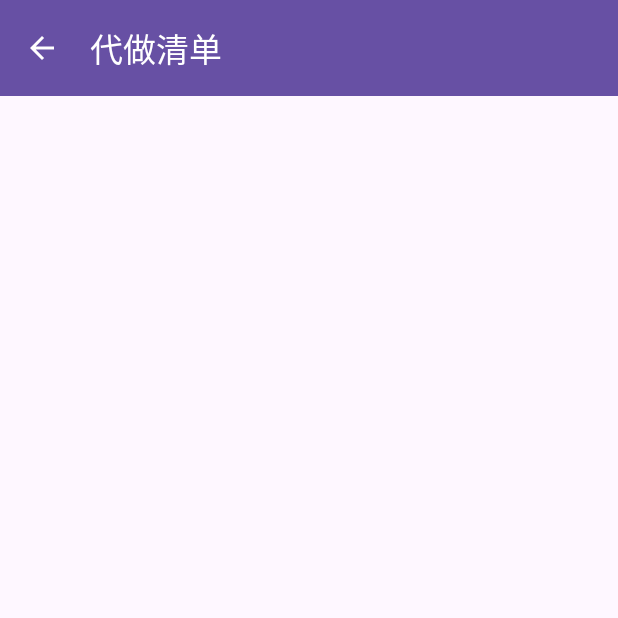
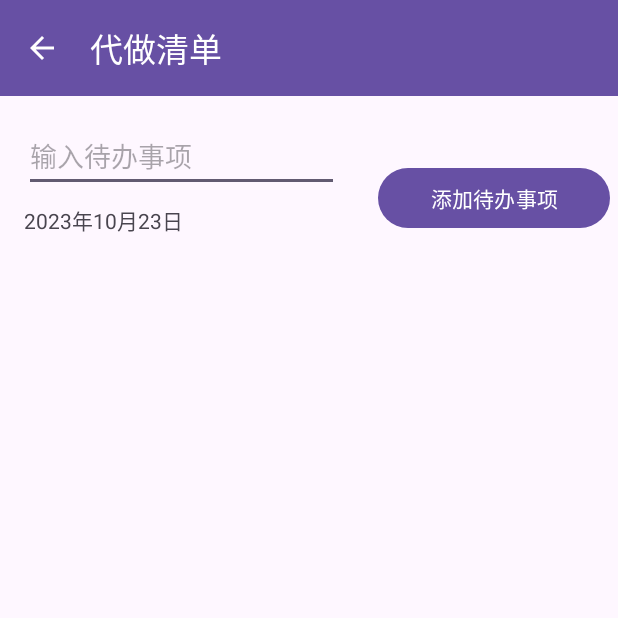
Before and after one commit to junhqin/Android_repo, an Android app: the TodolistActivity screen opened directly, with no data from a screen before it, on a phone screen of 412 x 824 dp, the top half of it. Run offline under Robolectric (Android 15) with nearby library versions, the phone set to English and light mode, and no system bars.

Commit message:
增加了TOdolist，功能待完善

```diff
--- a/app/src/main/java/com/example/findlist/GuessActivity.java
+++ b/app/src/main/java/com/example/findlist/GuessActivity.java
@@ -65,6 +65,12 @@ public class GuessActivity extends AppCompatActivity {
          else if (choice1.equals("石头") && choice2.equals("剪刀")) {
              return "Tom获胜";
          }
+         else if (choice1.equals("布") && choice2.equals("剪刀")) {
+             return "Jerry获胜";
+         }
+         else if (choice1.equals("布") && choice2.equals("石头")) {
+             return "Tom获胜";
+         }
 
 
         // 默认情况下，平局
--- a/app/src/main/java/com/example/findlist/TodolistActivity.java
+++ b/app/src/main/java/com/example/findlist/TodolistActivity.java
@@ -3,23 +3,120 @@ package com.example.findlist;
 import androidx.appcompat.app.AppCompatActivity;
 import androidx.appcompat.widget.Toolbar;
 
+import android.app.DatePickerDialog;
+import android.app.DatePickerDialog.OnDateSetListener;
+
+import android.app.Dialog;
+import android.app.TimePickerDialog;
 import android.os.Bundle;
+import android.util.Log;
 import android.view.MenuItem;
+import android.view.View;
+import android.widget.AdapterView;
+import android.widget.Button;
+import android.widget.DatePicker;
+import android.widget.EditText;
+import android.widget.ListView;
+import android.widget.SimpleAdapter;
+import android.widget.TextView;
+import android.widget.Toast;
 
 import com.example.myapplication.R;
 
+import java.util.ArrayList;
+import java.util.Calendar;
+import java.util.HashMap;
+import java.util.List;
+import java.util.Map;
+
 public class TodolistActivity extends AppCompatActivity {
-
+    private TextView textView;
+    private Calendar c;
+    private Button addButton;
+    private List<Map<String,Object>> mList;
+    private SimpleAdapter taskListAdapter;
+    private ListView taskListView;
+    private EditText editTextTask;
+    private int m_year,m_month,m_day;
+    private Map<String, Object> map;
     @Override
     protected void onCreate(Bundle savedInstanceState) {
         super.onCreate(savedInstanceState);
-        setContentView(R.layout.activity_todolist);
+       setContentView(R.layout.activity_todolist);
         Toolbar toolbar = findViewById(R.id.toolbar);
         setSupportActionBar(toolbar);
         // 显示返回键
         getSupportActionBar().setDisplayHomeAsUpEnabled(true);
         getSupportActionBar().setDisplayShowHomeEnabled(true);
+        textView = findViewById(R.id.date);
+        editTextTask = findViewById(R.id.editTextTask);
+        c = Calendar.getInstance();
+        m_year = c.get(Calendar.YEAR);
+        m_month = c.get(Calendar.MONTH);
+        m_day = c.get(Calendar.DAY_OF_MONTH);
+        map = new HashMap<>();
+        textView.setText(m_year+"年"+(m_month+1)+"月"+m_day+"日");
+
+        textView.setOnClickListener(new View.OnClickListener() {
+            @Override
+            public void onClick(View v) {
+                showDialog(0);
+            }
+        });
+
+        addButton = findViewById(R.id.buttonAddTask);
+        taskListView = findViewById(R.id.taskList);
+        mList = new ArrayList<>();
+
+        taskListAdapter = new SimpleAdapter(this, mList, R.layout.todo_item,
+                new String[]{"title", "date"},new int[]{R.id.tv_title, R.id.tv_date});
+
+
+
+        addButton.setOnClickListener(new View.OnClickListener() {
+            @Override
+            public void onClick(View view) {
+                String date = textView.getText().toString();
+                String title = editTextTask.getText().toString();
+
+                Log.d("todoList", title + date);
+
+                Map<String, Object> newTaskMap = new HashMap<>();
+                newTaskMap.put("title", title);
+                newTaskMap.put("date", date);
+                mList.add(newTaskMap);
+                taskListAdapter.notifyDataSetChanged();
+            }
+        });
+
+        taskListView.setAdapter(taskListAdapter);
+        taskListView.setOnItemClickListener(new AdapterView.OnItemClickListener() {
+            @Override
+            public void onItemClick(AdapterView<?> adapterView, View view, int i, long l) {
+                mList.remove(i);
+                taskListAdapter.notifyDataSetChanged();
+                Toast.makeText(TodolistActivity.this, "Task deleted", Toast.LENGTH_SHORT).show();
+            }
+        });
+
     }
+
+    @Override
+    protected Dialog onCreateDialog(int id) {
+        return new DatePickerDialog(this,l1,m_year, m_month, m_day);
+    }
+
+    //设置日期监听器
+    private OnDateSetListener l1 = new DatePickerDialog.OnDateSetListener() {
+        @Override
+        public void onDateSet(DatePicker view, int year, int monthOfYear,
+                              int dayOfMonth) {
+            m_year = year;
+            m_month = monthOfYear;
+            m_day = dayOfMonth;
+            textView.setText(m_year+"年"+(m_month+1)+"月"+m_day+"日");//为TextView设置文本内容，重新显示日期
+        }
+    };
     @Override
     public boolean onOptionsItemSelected(MenuItem item) {
         switch (item.getItemId()) {
--- a/app/src/main/res/layout/activity_todolist.xml
+++ b/app/src/main/res/layout/activity_todolist.xml
@@ -1,12 +1,11 @@
 <?xml version="1.0" encoding="utf-8"?>
-
-<LinearLayout xmlns:android="http://schemas.android.com/apk/res/android"
+<RelativeLayout xmlns:android="http://schemas.android.com/apk/res/android"
     xmlns:app="http://schemas.android.com/apk/res-auto"
     xmlns:tools="http://schemas.android.com/tools"
     android:layout_width="match_parent"
     android:layout_height="match_parent"
-android:orientation="vertical"
     tools:context="com.example.findlist.TodolistActivity">
+
     <androidx.appcompat.widget.Toolbar
         android:id="@+id/toolbar"
         android:layout_width="match_parent"
@@ -15,9 +14,57 @@ tools:context="com.example.findlist.TodolistActivity">
         android:theme="@style/ThemeOverlay.AppCompat.Dark.ActionBar"
         app:popupTheme="@style/ThemeOverlay.AppCompat.Light"
         app:title="代做清单">
-    <!-- You can add other icons or views here as needed -->
     </androidx.appcompat.widget.Toolbar>
 
+    <EditText
+        android:id="@+id/editTextTask"
+        android:layout_width="210dp"
+        android:layout_height="wrap_content"
+        android:layout_below="@id/toolbar"
+        android:layout_marginStart="16dp"
+        android:layout_marginLeft="16dp"
+        android:layout_marginTop="16dp"
+        android:layout_marginEnd="16dp"
+        android:layout_marginRight="16dp"
+        android:hint="输入待办事项" />
 
 
-</LinearLayout>
+    <TextView
+        android:id="@+id/date"
+        android:layout_width="wrap_content"
+        android:layout_height="wrap_content"
+        android:layout_below="@+id/editTextTask"
+        android:layout_marginStart="16dp"
+        android:layout_marginLeft="16dp"
+        android:layout_marginTop="8dp"
+        android:layout_marginEnd="16dp"
+        android:layout_marginRight="16dp"
+        android:ems="10"
+        android:text="date"
+        />
+
+    <Button
+        android:id="@+id/buttonAddTask"
+        android:layout_width="wrap_content"
+        android:layout_height="wrap_content"
+        android:layout_below="@id/toolbar"
+        android:layout_alignParentEnd="true"
+        android:layout_marginStart="10dp"
+        android:layout_marginTop="44dp"
+        android:layout_marginEnd="5dp"
+        android:layout_marginBottom="16dp"
+        android:layout_toEndOf="@id/editTextTask"
+        android:text="添加待办事项" />
+
+    <ListView
+        android:id="@+id/taskList"
+        android:layout_width="match_parent"
+        android:layout_height="wrap_content"
+        android:layout_below="@id/buttonAddTask"
+        android:layout_marginStart="16dp"
+        android:layout_marginTop="16dp"
+        android:layout_marginEnd="16dp"
+        android:layout_marginBottom="16dp" />
+
+
+</RelativeLayout>
```
Also changed, not shown: app/src/main/AndroidManifest.xml (+7 -2 lines), app/src/main/java/com/example/bottomnav/FindFragment.java (+12 -3 lines), app/src/main/java/com/example/findlist/Homework3_3Activity.java (added, +25 -0 lines), app/src/main/res/layout/activity_homework33.xml (added, +14 -0 lines), app/src/main/res/layout/fragment_todo_list.xml (deleted, +0 -13 lines), app/src/main/res/layout/todo_item.xml (added, +44 -0 lines). Lines whose indentation alone changed are shown as unchanged.
